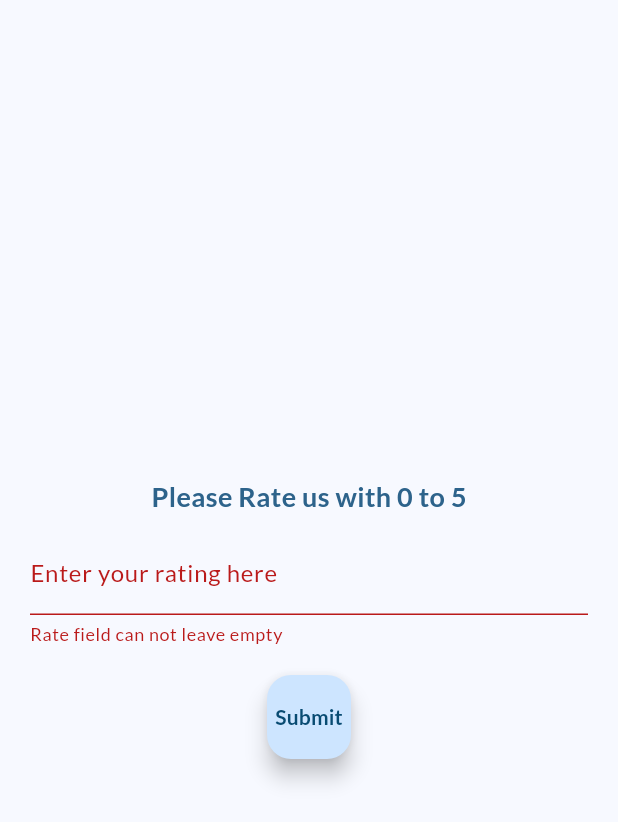
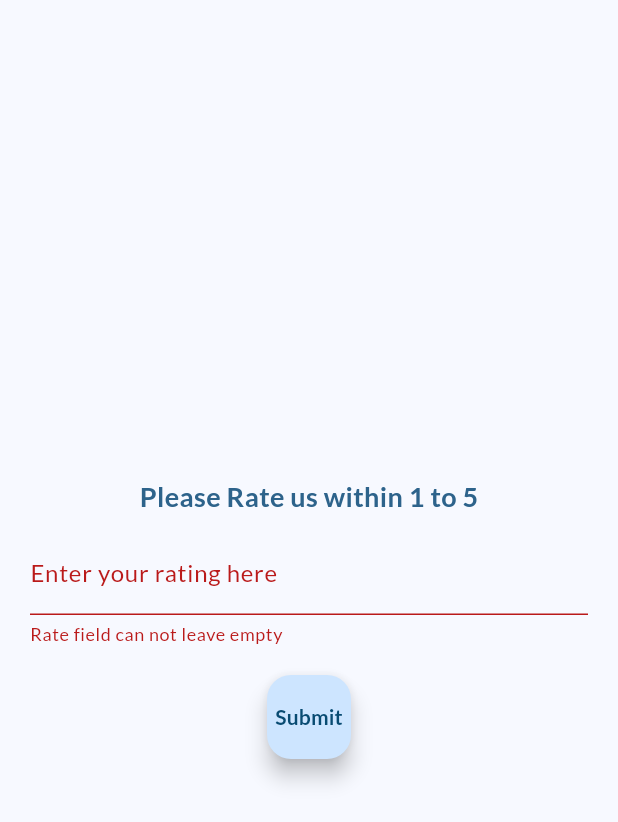
Before and after one commit to swaroopa-msil/flutter_training, a Flutter app: the screen it shows after launch, after a tap on "Submit", on a phone screen of 412 x 824 dp. Shown: the top 822 px of the screen. Run offline on Flutter 3.47's test engine with Material 3 defaults, Android fonts, the phone set to English and light mode, and no system bars; our stand-ins replace google_fonts.

Commit message:
- changed star color

```diff
--- a/lib/ui/screens/home_screen.dart
+++ b/lib/ui/screens/home_screen.dart
@@ -35,7 +35,10 @@ class HomeScreen extends StatelessWidget {
         return AppConstants.RATE_FIELD_CAN_NOT_LEAVE_EMPTY;
       }
       final rate = double.parse(value);
-      if(rate > 6){
+      if(rate == 0){
+        return AppConstants.PLEASE_ENTER_A_MINIMUM_RATING;
+      }
+      else if(rate > 6){
         return AppConstants.PLEASE_ENTER_A_RATING;
       }
       return null;
--- a/lib/ui/widgets/single_star_bar.dart
+++ b/lib/ui/widgets/single_star_bar.dart
@@ -16,7 +16,7 @@ class SingleStar extends StatelessWidget {
       child: Stack(
         fit: StackFit.loose,
         children: [
-           const Icon(Icons.star,color: Colors.blue,size: starSize),
+           const Icon(Icons.star,color: Colors.yellow,size: starSize),
           ClipRect(
             clipper: StarClipper(
                 part: fillAmount
--- a/lib/utils/app_constants.dart
+++ b/lib/utils/app_constants.dart
@@ -1,9 +1,10 @@
 class AppConstants{
 
-  static String RATE_US_HEAD_LINE = 'Please Rate us with 0 to 5';
+  static String RATE_US_HEAD_LINE = 'Please Rate us within 1 to 5';
   static String ENTER_YOUR_RATING_HERE = 'Enter your rating here';
   static String SUBMIT_BUTTON_TEXT = 'Submit';
   static String PLEASE_ENTER_A_RATING = 'Please enter a rating maximum of 5';
+  static String PLEASE_ENTER_A_MINIMUM_RATING = 'Please enter a rating minimum of 1';
   static String RATE_FIELD_CAN_NOT_LEAVE_EMPTY = 'Rate field can not leave empty';
   static String OK_BUTTON_TEXT = 'OK';
   static String THANK_YOU_TEXT = 'Thank you';
```
